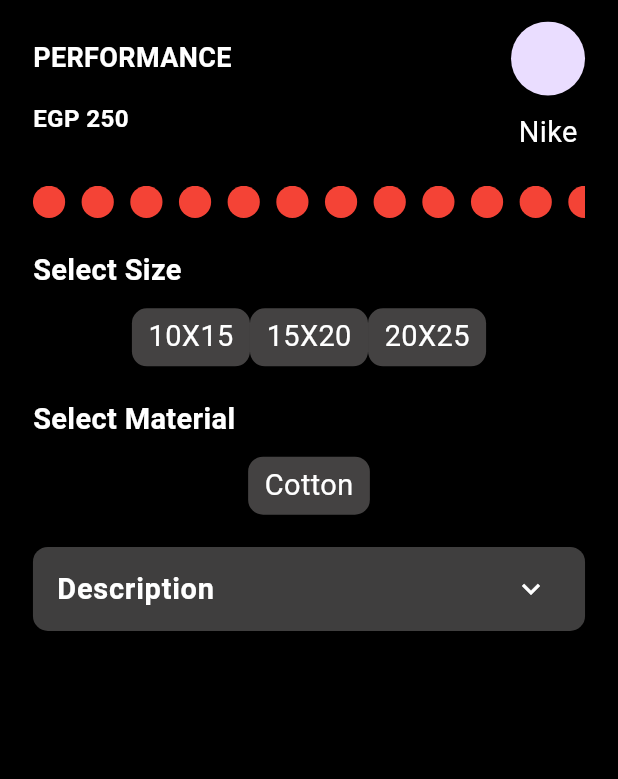
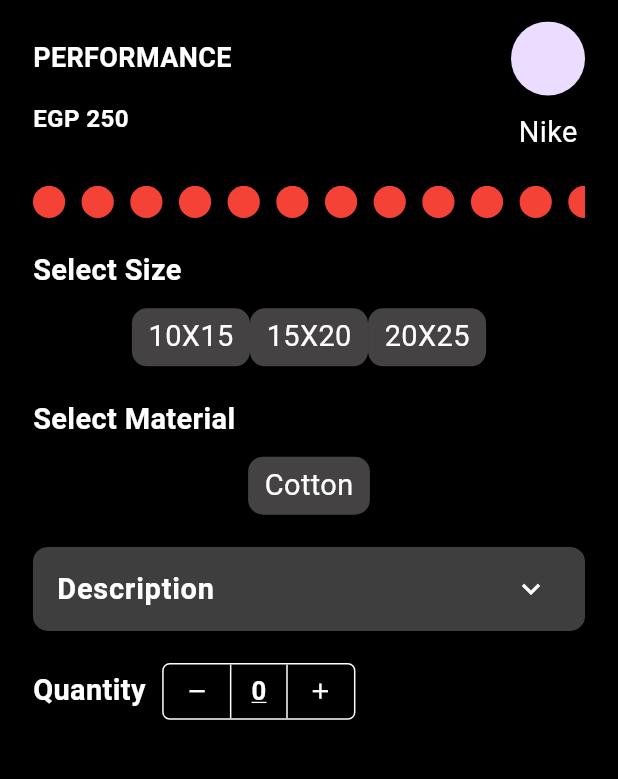
Before and after one commit to Basel85/slash_product_details_app, a Flutter app: the screen it shows after launch, on a phone screen of 412 x 824 dp, the part 59-838 px from its top. Run offline on Flutter 3.47's test engine with Material 3 defaults, Android fonts, the phone set to English and light mode, and no system bars; our stand-ins replace gap.

Commit message:
quantity UI component done

```diff
--- /dev/null
+++ b/lib/core/widgets/custom_icon_button/custom_icon_button.dart
@@ -0,0 +1,21 @@
+import 'package:flutter/material.dart';
+import 'package:slash_product_details_app/core/responsitivity/size_config.dart';
+
+class CustomIconButton extends StatelessWidget {
+  final void Function() onTap;
+  final IconData iconData;
+  const CustomIconButton(
+      {super.key, required this.onTap, required this.iconData});
+
+  @override
+  Widget build(BuildContext context) {
+    return GestureDetector(
+      onTap: onTap,
+      child: Icon(
+        iconData,
+        color: Colors.white,
+        size: 16 * SizeConfig.textRatio,
+      ),
+    );
+  }
+}
--- a/lib/features/product_details/ui/widgets/quantity_component/quantity_component.dart
+++ b/lib/features/product_details/ui/widgets/quantity_component/quantity_component.dart
@@ -1,16 +1,22 @@
 import 'package:flutter/material.dart';
+import 'package:gap/gap.dart';
+import 'package:slash_product_details_app/core/responsitivity/size_config.dart';
+import 'package:slash_product_details_app/features/product_details/ui/widgets/quantity_component/quantity_counter.dart';
+import 'package:slash_product_details_app/features/product_details/ui/widgets/quantity_component/quantity_name.dart';
 
 class QuantityComponent extends StatelessWidget {
   const QuantityComponent({super.key});
 
   @override
   Widget build(BuildContext context) {
-    return const Row(
+    return Row(
       mainAxisSize: MainAxisSize.min,
       mainAxisAlignment: MainAxisAlignment.start,
       crossAxisAlignment: CrossAxisAlignment.center,
       children: [
-
+        const QuantityName(),
+        Gap(10 * SizeConfig.horizontalBlock),
+        const QuantityCounter(),
       ],
     );
   }
--- /dev/null
+++ b/lib/features/product_details/ui/widgets/quantity_component/quantity_counter.dart
@@ -0,0 +1,60 @@
+import 'package:flutter/material.dart';
+import 'package:slash_product_details_app/core/responsitivity/size_config.dart';
+import 'package:slash_product_details_app/core/widgets/custom_icon_button/custom_icon_button.dart';
+import 'package:slash_product_details_app/features/product_details/ui/widgets/quantity_component/quantity_value.dart';
+
+class QuantityCounter extends StatelessWidget {
+  const QuantityCounter({super.key});
+
+  @override
+  Widget build(BuildContext context) {
+    return Container(
+      decoration: BoxDecoration(
+        borderRadius: BorderRadius.circular(5),
+        border: Border.all(color: Colors.white),
+      ),
+      padding: EdgeInsets.symmetric(
+        horizontal: 12.5 * SizeConfig.horizontalBlock,
+      ),
+      child: IntrinsicHeight(
+        child: Row(
+          mainAxisSize: MainAxisSize.min,
+          mainAxisAlignment: MainAxisAlignment.start,
+          crossAxisAlignment: CrossAxisAlignment.center,
+          children: [
+            Padding(
+              padding: EdgeInsets.symmetric(
+                  vertical: 5.0 * SizeConfig.verticalBlock),
+              child: CustomIconButton(
+                iconData: Icons.remove,
+                onTap: () {},
+              ),
+            ),
+            VerticalDivider(
+              width: 25 * SizeConfig.horizontalBlock,
+              color: Colors.white,
+              thickness: 1,
+            ),
+            Padding(
+                padding: EdgeInsets.symmetric(
+                    vertical: 5 * SizeConfig.verticalBlock),
+                child: const QuantityValue()),
+            VerticalDivider(
+              width: 25 * SizeConfig.horizontalBlock,
+              color: Colors.white,
+              thickness: 1,
+            ),
+            Padding(
+              padding:
+                  EdgeInsets.symmetric(vertical: 5 * SizeConfig.verticalBlock),
+              child: CustomIconButton(
+                iconData: Icons.add,
+                onTap: () {},
+              ),
+            ),
+          ],
+        ),
+      ),
+    );
+  }
+}
--- /dev/null
+++ b/lib/features/product_details/ui/widgets/quantity_component/quantity_name.dart
@@ -0,0 +1,18 @@
+import 'package:flutter/material.dart';
+import 'package:slash_product_details_app/core/responsitivity/size_config.dart';
+
+class QuantityName extends StatelessWidget {
+  const QuantityName({super.key});
+
+  @override
+  Widget build(BuildContext context) {
+    return Text(
+      'Quantity',
+      style: TextStyle(
+        fontSize: 18 * SizeConfig.textRatio,
+        fontWeight: FontWeight.w600,
+        color: Colors.white,
+      ),
+    );
+  }
+}
--- /dev/null
+++ b/lib/features/product_details/ui/widgets/quantity_component/quantity_value.dart
@@ -0,0 +1,20 @@
+import 'package:flutter/material.dart';
+import 'package:slash_product_details_app/core/responsitivity/size_config.dart';
+
+class QuantityValue extends StatelessWidget {
+  const QuantityValue({super.key});
+
+  @override
+  Widget build(BuildContext context) {
+    return Text(
+      '0',
+      style: TextStyle(
+        color: Colors.white,
+        fontSize: 16 * SizeConfig.textRatio,
+        decoration: TextDecoration.underline,
+        decorationColor: Colors.white,
+        fontWeight: FontWeight.w600,
+      ),
+    );
+  }
+}
```
